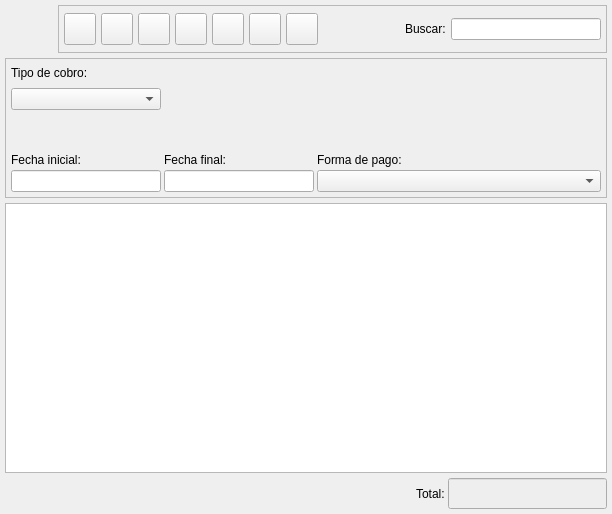
Before: the Qt Designer form bulmages/bulmafact/plugins/pluginbf_clientecobro/cobroslistbase.ui in eboladev/Bulmages-1, drawn with Qt 5.
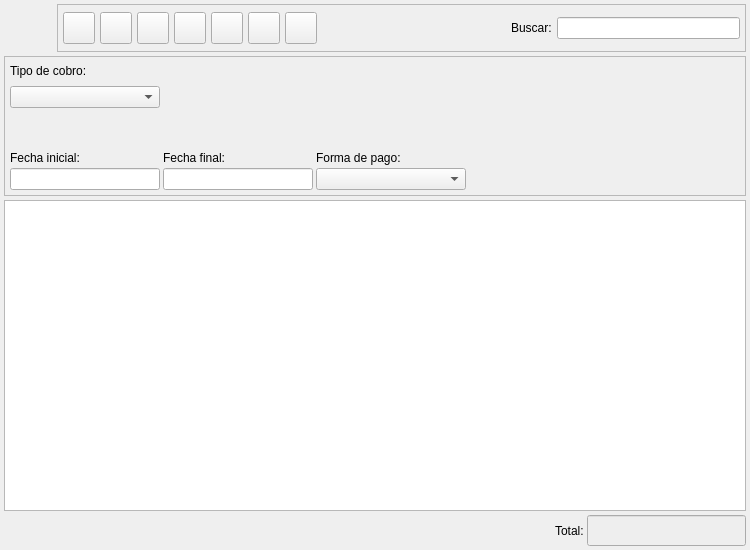
After: the same form once the commit is applied. Icons and pictures are not drawn. Custom widgets are drawn as their Qt base class.

Commit message:
Actualizo interface de algunas ventanas para cumplir con la guía de estilo visual (que toca revisar porque es antigua, de 2006).
*********************************
Fco. Javier M. C.
*********************************
          Todo-Redes
        C/.Begonia, 12
   07010 Palma de Mallorca.
      Tel: +34-971499071
   http://www.todo-redes.com
  comercial(en)todo-redes.com
*********************************

```diff
--- a/bulmages/bulmafact/plugins/pluginbf_clientecobro/cobroslistbase.ui
+++ b/bulmages/bulmafact/plugins/pluginbf_clientecobro/cobroslistbase.ui
@@ -10,10 +10,16 @@
    <rect>
     <x>0</x>
     <y>0</y>
-    <width>612</width>
-    <height>514</height>
+    <width>750</width>
+    <height>550</height>
    </rect>
   </property>
+  <property name="minimumSize">
+   <size>
+    <width>750</width>
+    <height>550</height>
+   </size>
+  </property>
   <property name="windowTitle">
    <string>Cobros a clientes</string>
   </property>
@@ -23,10 +29,10 @@
   </property>
   <layout class="QGridLayout">
    <property name="margin">
-    <number>5</number>
+    <number>4</number>
    </property>
    <property name="spacing">
-    <number>5</number>
+    <number>4</number>
    </property>
    <item row="3" column="0">
     <widget class="CobrosListSubForm" name="mui_list"/>
@@ -214,8 +220,8 @@
           </property>
           <property name="iconSize">
            <size>
-            <width>32</width>
-            <height>32</height>
+            <width>22</width>
+            <height>22</height>
            </size>
           </property>
           <property name="shortcut">
@@ -252,8 +258,8 @@
           </property>
           <property name="iconSize">
            <size>
-            <width>32</width>
-            <height>32</height>
+            <width>22</width>
+            <height>22</height>
            </size>
           </property>
           <property name="shortcut">
@@ -290,8 +296,8 @@
           </property>
           <property name="iconSize">
            <size>
-            <width>32</width>
-            <height>32</height>
+            <width>22</width>
+            <height>22</height>
            </size>
           </property>
           <property name="shortcut">
@@ -328,8 +334,8 @@
           </property>
           <property name="iconSize">
            <size>
-            <width>32</width>
-            <height>32</height>
+            <width>22</width>
+            <height>22</height>
            </size>
           </property>
           <property name="shortcut">
@@ -366,8 +372,8 @@
           </property>
           <property name="iconSize">
            <size>
-            <width>32</width>
-            <height>32</height>
+            <width>22</width>
+            <height>22</height>
            </size>
           </property>
           <property name="shortcut">
@@ -407,8 +413,8 @@
           </property>
           <property name="iconSize">
            <size>
-            <width>32</width>
-            <height>32</height>
+            <width>22</width>
+            <height>22</height>
            </size>
           </property>
           <property name="shortcut">
@@ -448,8 +454,8 @@
           </property>
           <property name="iconSize">
            <size>
-            <width>32</width>
-            <height>32</height>
+            <width>22</width>
+            <height>22</height>
            </size>
           </property>
           <property name="shortcut">
@@ -525,8 +531,8 @@
      <property name="frameShadow">
       <enum>QFrame::Raised</enum>
      </property>
-     <layout class="QGridLayout" name="_2">
-      <item row="0" column="0" colspan="3">
+     <layout class="QGridLayout" name="gridLayout">
+      <item row="0" column="0" colspan="4">
        <layout class="QHBoxLayout">
         <property name="spacing">
          <number>5</number>
@@ -628,6 +634,19 @@
         </property>
        </widget>
       </item>
+      <item row="1" column="3" rowspan="2">
+       <spacer name="horizontalSpacer">
+        <property name="orientation">
+         <enum>Qt::Horizontal</enum>
+        </property>
+        <property name="sizeHint" stdset="0">
+         <size>
+          <width>261</width>
+          <height>38</height>
+         </size>
+        </property>
+       </spacer>
+      </item>
       <item row="2" column="0">
        <widget class="BlDateSearch" name="m_fechain">
         <property name="sizePolicy">
```
The commit also changes 7 other files.
